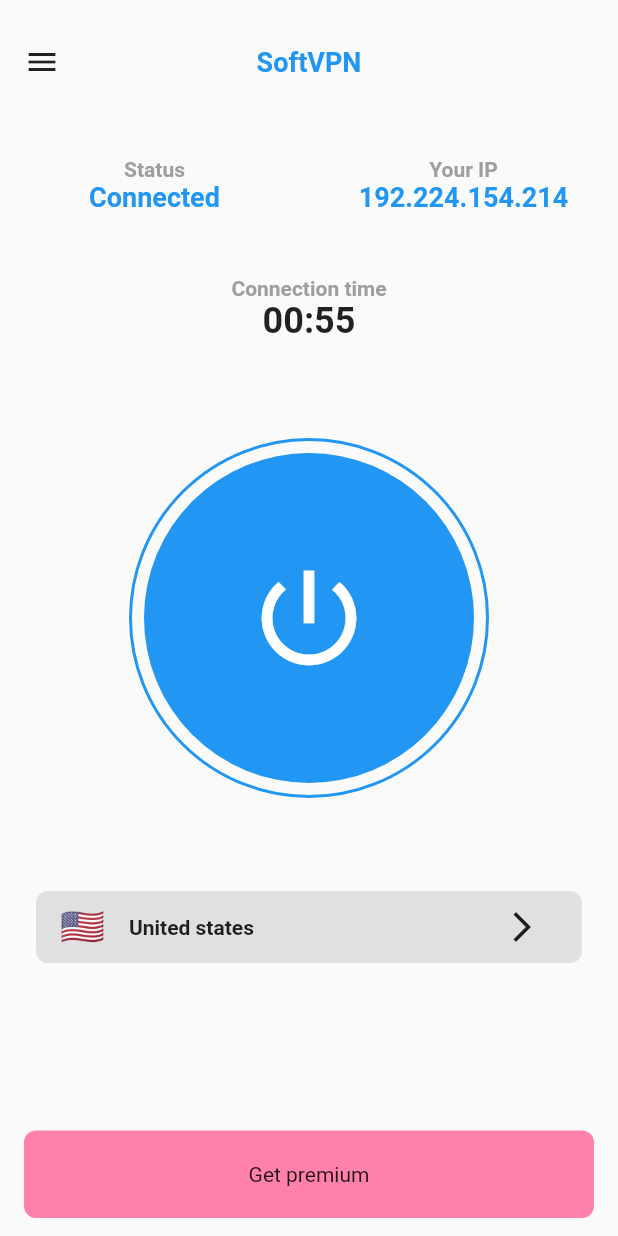
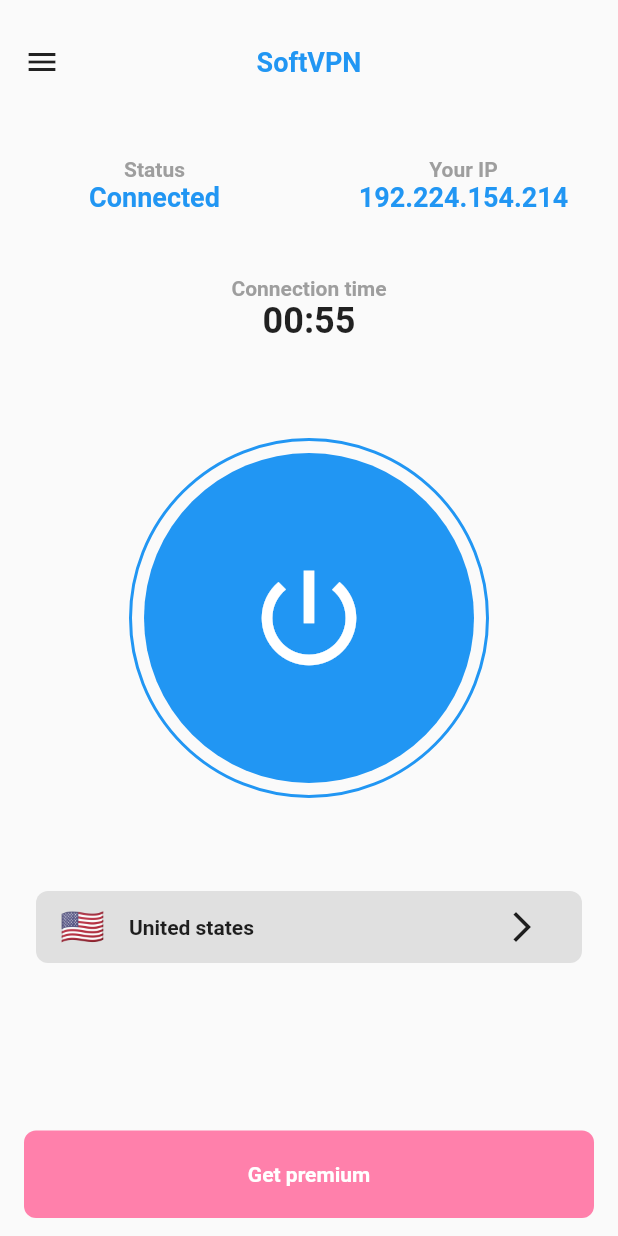
Before and after one commit to JAICHANGPARK/flutter_notebook_11th_story, a Flutter app: the screen it shows after launch, on a phone screen of 412 x 824 dp. Run offline on Flutter 3.47's test engine with Material 2 defaults, Android fonts, the phone set to English and light mode, and no system bars; our stand-ins replace backdrop, badges, flutter_inner_drawer, flutter_slidable, flutter_swiper, google_fonts.

Commit message:
Update vpn_home_page.dart

```diff
--- a/lib/ep721_vpn_mobile_app/ui/vpn_home_page.dart
+++ b/lib/ep721_vpn_mobile_app/ui/vpn_home_page.dart
@@ -1,5 +1,6 @@
 import 'dart:async';
 
+import 'package:flutter/cupertino.dart';
 import 'package:flutter/material.dart';
 
 class VpnHomePage extends StatefulWidget {
@@ -174,7 +175,10 @@ class _VpnHomePageState extends State<VpnHomePage> {
                   borderRadius: BorderRadius.circular(8),
                 ),
                 child: Center(
-                  child: Text("Get premium"),
+                  child: Text("Get premium", style: TextStyle(
+                    color: Colors.white,
+                    fontWeight: FontWeight.bold
+                  ),),
                 )
               ),
             ),
```
